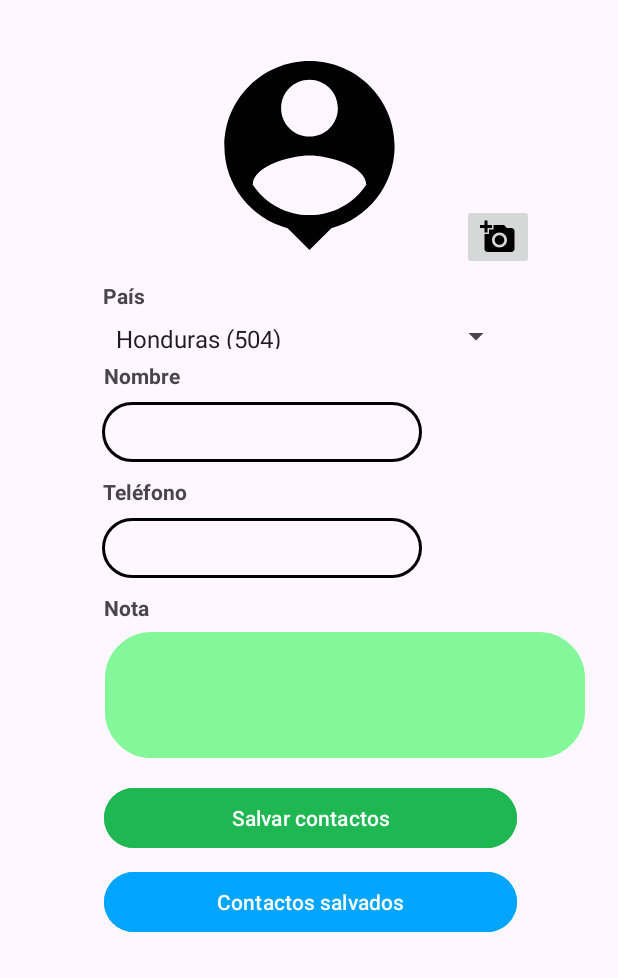
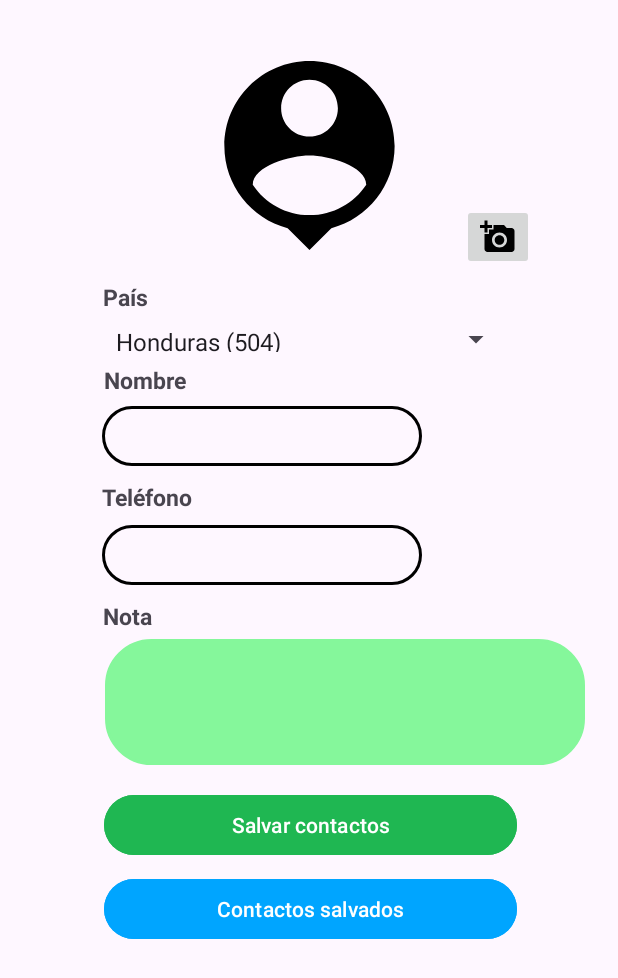
Before and after one commit to Dariusfz/PM1E1056637, an Android app: the screen it shows after launch (MainActivity), on a phone screen of 412 x 824 dp. Shown: the top 978 px of the screen. Run offline under Robolectric (Android 15) with nearby library versions, the phone set to English and light mode, and no system bars.

```diff
--- a/app/src/main/res/layout/activity_main.xml
+++ b/app/src/main/res/layout/activity_main.xml
@@ -33,6 +33,7 @@
         android:layout_width="wrap_content"
         android:layout_height="wrap_content"
         android:layout_marginTop="8dp"
+        android:textSize="15sp"
         android:text="@string/pais"
         android:textStyle="bold"
         app:layout_constraintEnd_toEndOf="parent"
@@ -42,13 +43,14 @@
 
     <TextView
         android:id="@+id/txtNombre"
-        android:layout_width="wrap_content"
-        android:layout_height="wrap_content"
+        android:layout_width="111dp"
+        android:layout_height="20dp"
         android:layout_marginTop="8dp"
+        android:text="@string/nombre"
+        android:textSize="15sp"
         android:textStyle="bold"
-        android:text="@string/nombre"
         app:layout_constraintEnd_toEndOf="parent"
-        app:layout_constraintHorizontal_bias="0.191"
+        app:layout_constraintHorizontal_bias="0.23"
         app:layout_constraintStart_toStartOf="parent"
         app:layout_constraintTop_toBottomOf="@+id/paises" />
 
@@ -71,6 +73,7 @@
         android:layout_height="wrap_content"
         android:layout_marginTop="10dp"
         android:textStyle="bold"
+        android:textSize="15sp"
         android:text="@string/telefono"
         app:layout_constraintEnd_toEndOf="parent"
         app:layout_constraintHorizontal_bias="0.193"
@@ -96,6 +99,7 @@
         android:layout_height="wrap_content"
         android:layout_marginTop="10dp"
         android:textStyle="bold"
+        android:textSize="15sp"
         android:text="@string/nota"
         app:layout_constraintEnd_toEndOf="parent"
         app:layout_constraintHorizontal_bias="0.181"
```
